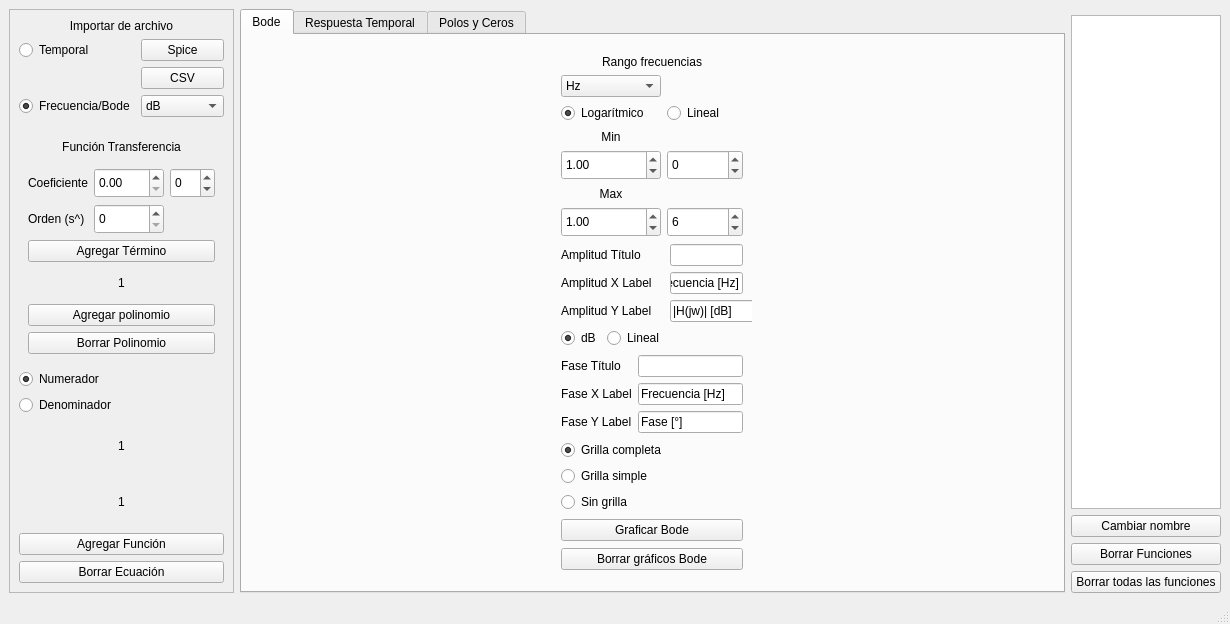
BrunoDS01/TC_TP1_Grupo_6, file designer/mainwindow.ui: the form before one commit.
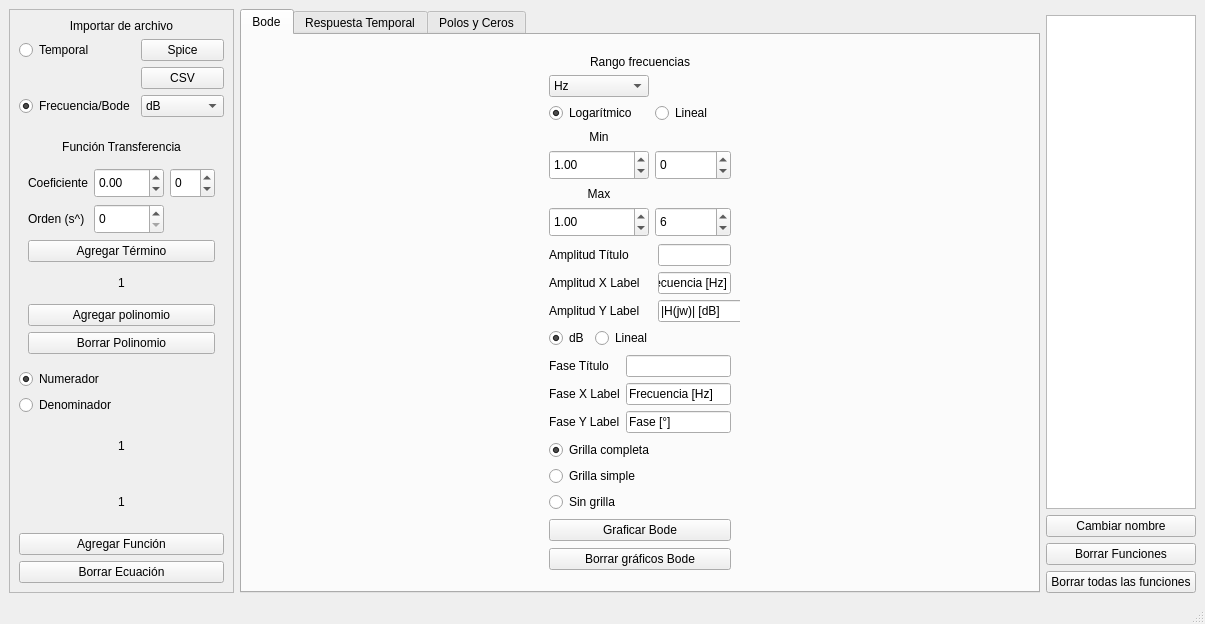
The form after the commit.

```diff
--- a/designer/mainwindow.ui
+++ b/designer/mainwindow.ui
@@ -6,7 +6,7 @@
    <rect>
     <x>0</x>
     <y>0</y>
-    <width>1230</width>
+    <width>1205</width>
     <height>624</height>
    </rect>
   </property>
@@ -129,6 +129,9 @@
               <height>16777215</height>
              </size>
             </property>
+            <property name="minimum">
+             <double>-10000000000.000000000000000</double>
+            </property>
             <property name="maximum">
              <double>1000000000000.000000000000000</double>
             </property>
```
Left out of the diff: 4 changed lines with no effect on the pictures.
